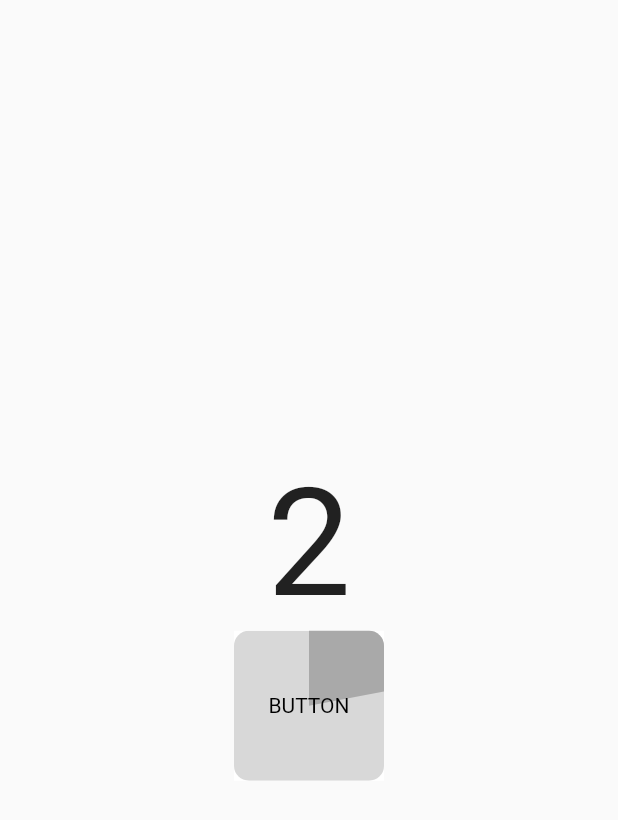
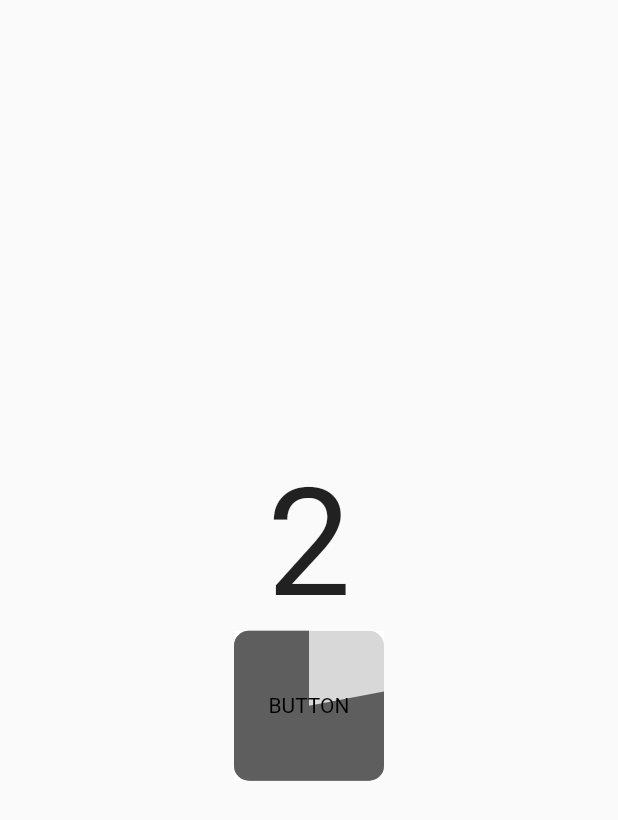
Before and after one commit to sudar-life/cooltime_action_button, a Flutter app: the screen it shows after launch, after a tap on "BUTTON", on a phone screen of 412 x 824 dp. Shown: the top 820 px of the screen. Run offline on Flutter 3.47's test engine with Material 2 defaults, Android fonts, the phone set to English and light mode, and no system bars.

Commit message:
쿨 방향 변경

```diff
--- a/lib/src/components/progress_animate_container.dart
+++ b/lib/src/components/progress_animate_container.dart
@@ -41,15 +41,15 @@ class ProgressAnimatePainter extends CustomPainter {
   void paint(Canvas canvas, Size size) {
     var paint = Paint();
 
-    paint.color = Colors.grey.withOpacity(0.8);
+    paint.color = Colors.black.withOpacity(0.8);
     paint.style = PaintingStyle.fill;
     paint.strokeWidth = 1;
 
     Offset center = Offset(size.width / 2, size.height / 2);
-    double arcAngle = 2 * pi * (progress);
+    double arcAngle = 2 * pi * (1 - progress);
 
     canvas.drawArc(Rect.fromCircle(center: center, radius: 100), -pi / 2,
-        arcAngle, true, paint);
+        -1 * arcAngle, true, paint);
   }
 
   @override
```
Also changed, not shown: pubspec.lock.
